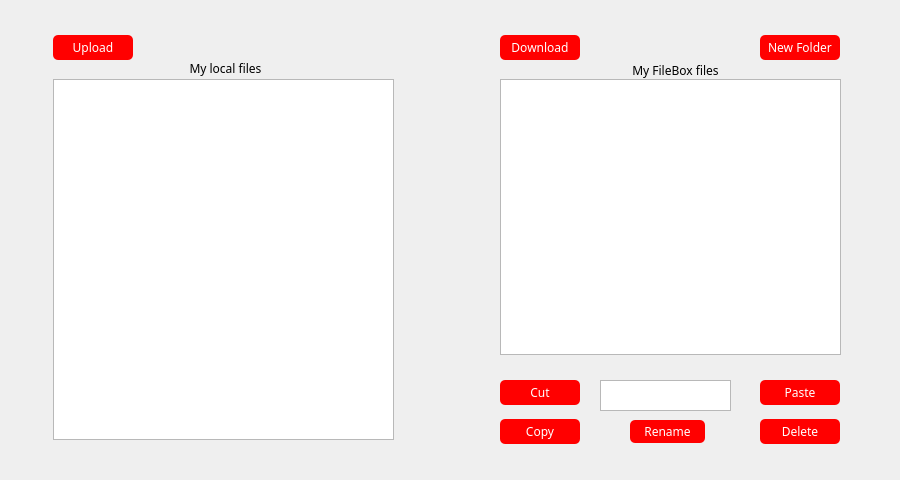
Qt form client/code/forms/filebox.ui (LukaVujcic/26-filebox) before a commit.
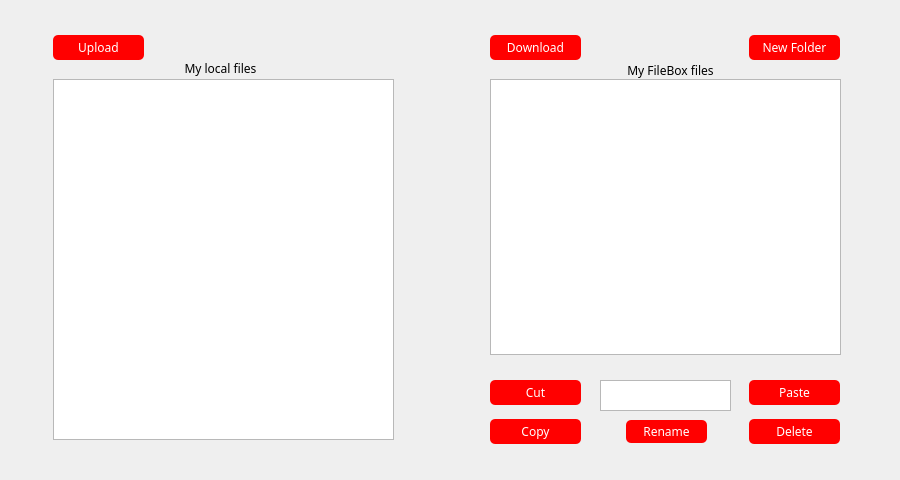
The same form after that commit. Icons and pictures are not drawn. Custom widgets are drawn as their Qt base class.

Commit message: feat(FileBox): Refresh filesystem when changed

What changed in the file:
```diff
--- a/client/code/forms/filebox.ui
+++ b/client/code/forms/filebox.ui
@@ -12,7 +12,7 @@
   </property>
   <property name="minimumSize">
    <size>
-    <width>730</width>
+    <width>900</width>
     <height>480</height>
    </size>
   </property>
@@ -59,7 +59,7 @@
     <rect>
      <x>53</x>
      <y>35</y>
-     <width>80</width>
+     <width>91</width>
      <height>25</height>
     </rect>
    </property>
@@ -70,9 +70,9 @@
   <widget class="QLabel" name="lblLocalFiles">
    <property name="geometry">
     <rect>
-     <x>180</x>
+     <x>170</x>
      <y>60</y>
-     <width>91</width>
+     <width>101</width>
      <height>16</height>
     </rect>
    </property>
@@ -102,9 +102,9 @@
   <widget class="QPushButton" name="pbCopy">
    <property name="geometry">
     <rect>
-     <x>500</x>
+     <x>490</x>
      <y>419</y>
-     <width>80</width>
+     <width>91</width>
      <height>25</height>
     </rect>
    </property>
@@ -118,9 +118,9 @@
   <widget class="QPushButton" name="pbPaste">
    <property name="geometry">
     <rect>
-     <x>760</x>
+     <x>749</x>
      <y>380</y>
-     <width>80</width>
+     <width>91</width>
      <height>25</height>
     </rect>
    </property>
@@ -134,9 +134,9 @@
   <widget class="FileSystemTreeView" name="twRemoteFiles">
    <property name="geometry">
     <rect>
-     <x>500</x>
+     <x>490</x>
      <y>79</y>
-     <width>341</width>
+     <width>351</width>
      <height>276</height>
     </rect>
    </property>
@@ -147,9 +147,9 @@
   <widget class="QPushButton" name="pbDelete">
    <property name="geometry">
     <rect>
-     <x>760</x>
+     <x>749</x>
      <y>419</y>
-     <width>80</width>
+     <width>91</width>
      <height>25</height>
     </rect>
    </property>
@@ -163,9 +163,9 @@
   <widget class="QPushButton" name="pbCut">
    <property name="geometry">
     <rect>
-     <x>500</x>
+     <x>490</x>
      <y>380</y>
-     <width>80</width>
+     <width>91</width>
      <height>25</height>
     </rect>
    </property>
@@ -179,9 +179,9 @@
   <widget class="QLabel" name="lblRemoteFiles">
    <property name="geometry">
     <rect>
-     <x>620</x>
+     <x>610</x>
      <y>60</y>
-     <width>111</width>
+     <width>121</width>
      <height>20</height>
     </rect>
    </property>
@@ -195,9 +195,9 @@
   <widget class="QPushButton" name="pbNewFolder">
    <property name="geometry">
     <rect>
-     <x>760</x>
+     <x>749</x>
      <y>35</y>
-     <width>80</width>
+     <width>91</width>
      <height>25</height>
     </rect>
    </property>
@@ -211,9 +211,9 @@
   <widget class="QPushButton" name="pbDownload">
    <property name="geometry">
     <rect>
-     <x>500</x>
+     <x>490</x>
      <y>35</y>
-     <width>80</width>
+     <width>91</width>
      <height>25</height>
     </rect>
    </property>
@@ -234,9 +234,9 @@
   <widget class="QPushButton" name="pbRename">
    <property name="geometry">
     <rect>
-     <x>630</x>
+     <x>626</x>
      <y>420</y>
-     <width>75</width>
+     <width>81</width>
      <height>23</height>
     </rect>
    </property>
```
The commit also changes 2 other files.
